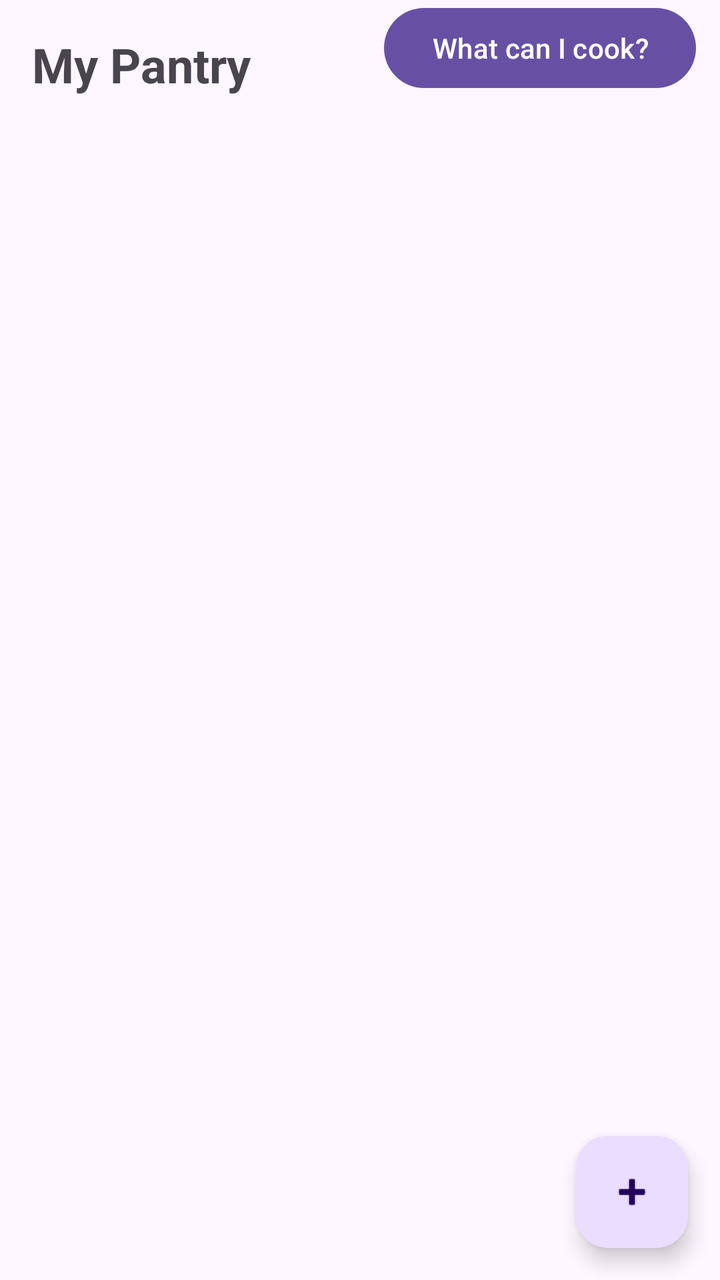
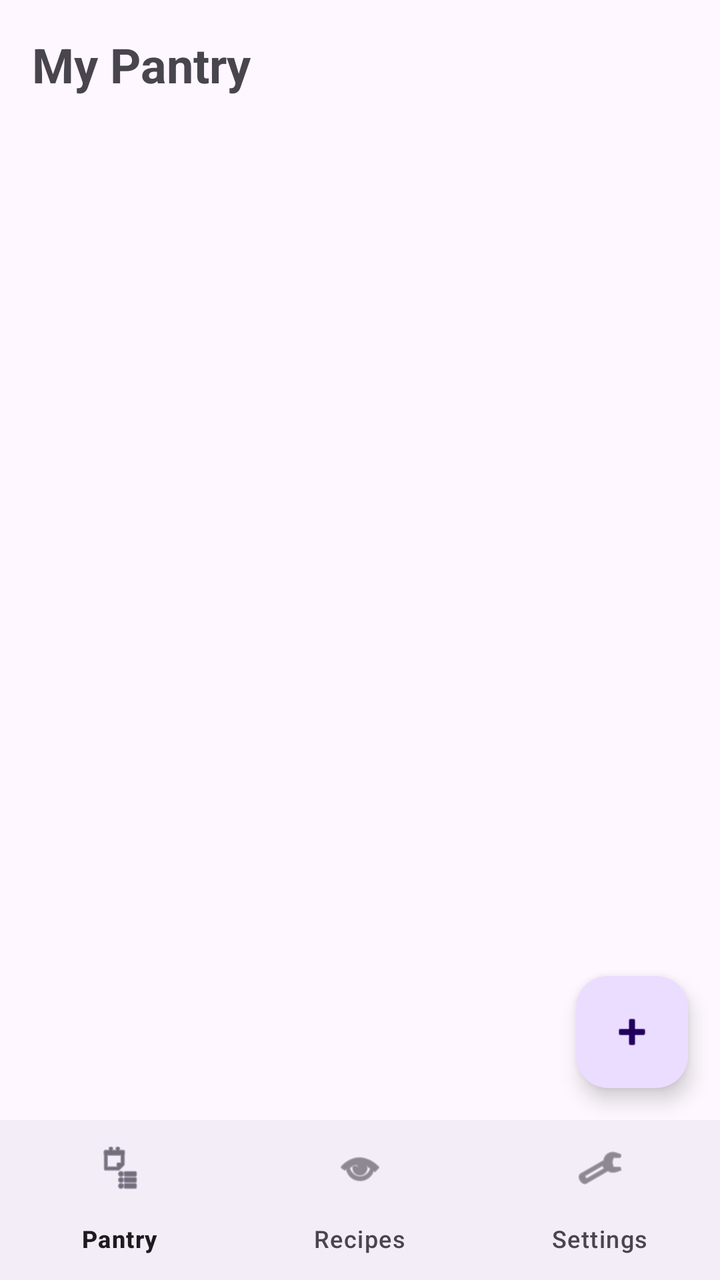

Compare the two renders of this Android layout. The source of the first and the diff that turns it into the second are given below.
<!-- AndroidManifest.xml: application theme Theme.SmartPantryManager -->
<!-- res/layout/activity_pantry_list.xml -->
<?xml version="1.0" encoding="utf-8"?>
<androidx.constraintlayout.widget.ConstraintLayout
    xmlns:android="http://schemas.android.com/apk/res/android"
    xmlns:app="http://schemas.android.com/apk/res-auto"
    android:id="@+id/main"
    android:layout_width="match_parent"
    android:layout_height="match_parent">

    <TextView
        android:id="@+id/tvTitle"
        android:layout_width="wrap_content"
        android:layout_height="wrap_content"
        android:padding="16dp"
        android:text="My Pantry"
        android:textSize="24sp"
        android:textStyle="bold"
        app:layout_constraintStart_toStartOf="parent"
        app:layout_constraintTop_toTopOf="parent" />

    <Button
        android:id="@+id/btnSuggest"
        android:layout_width="wrap_content"
        android:layout_height="wrap_content"
        android:layout_marginEnd="12dp"
        android:text="What can I cook?"
        app:layout_constraintEnd_toEndOf="parent"
        app:layout_constraintTop_toTopOf="parent" />

    <androidx.recyclerview.widget.RecyclerView
        android:id="@+id/recyclerPantry"
        android:layout_width="0dp"
        android:layout_height="0dp"
        android:clipToPadding="false"
        android:paddingBottom="88dp"
        app:layout_constraintBottom_toBottomOf="parent"
        app:layout_constraintEnd_toEndOf="parent"
        app:layout_constraintStart_toStartOf="parent"
        app:layout_constraintTop_toBottomOf="@id/tvTitle" />

    <TextView
        android:id="@+id/tvEmpty"
        android:layout_width="wrap_content"
        android:layout_height="wrap_content"
        android:padding="24dp"
        android:text="Your pantry is empty - tap + to add an ingredient"
        android:textAlignment="center"
        android:visibility="gone"
        app:layout_constraintBottom_toBottomOf="parent"
        app:layout_constraintEnd_toEndOf="parent"
        app:layout_constraintStart_toStartOf="parent"
        app:layout_constraintTop_toTopOf="parent" />

    <com.google.android.material.floatingactionbutton.FloatingActionButton
        android:id="@+id/fabAdd"
        android:layout_width="wrap_content"
        android:layout_height="wrap_content"
        android:layout_margin="16dp"
        android:contentDescription="Add ingredient"
        android:src="@android:drawable/ic_input_add"
        app:layout_constraintBottom_toBottomOf="parent"
        app:layout_constraintEnd_toEndOf="parent" />
</androidx.constraintlayout.widget.ConstraintLayout>
<!-- resources referenced by this layout -->
<resources>
  <style name="Theme.SmartPantryManager" parent="Base.Theme.SmartPantryManager" />
  <style name="Base.Theme.SmartPantryManager" parent="Theme.Material3.DayNight.NoActionBar">
          
          
      </style>
</resources>

<!-- the commit's change to res/layout/activity_pantry_list.xml (unified diff, before → after) -->
@@ -17,38 +17,29 @@
         app:layout_constraintStart_toStartOf="parent"
         app:layout_constraintTop_toTopOf="parent" />
 
-    <Button
-        android:id="@+id/btnSuggest"
-        android:layout_width="wrap_content"
-        android:layout_height="wrap_content"
-        android:layout_marginEnd="12dp"
-        android:text="What can I cook?"
-        app:layout_constraintEnd_toEndOf="parent"
-        app:layout_constraintTop_toTopOf="parent" />
-
     <androidx.recyclerview.widget.RecyclerView
         android:id="@+id/recyclerPantry"
         android:layout_width="0dp"
         android:layout_height="0dp"
         android:clipToPadding="false"
         android:paddingBottom="88dp"
-        app:layout_constraintBottom_toBottomOf="parent"
+        app:layout_constraintBottom_toTopOf="@id/bottomNav"
         app:layout_constraintEnd_toEndOf="parent"
         app:layout_constraintStart_toStartOf="parent"
         app:layout_constraintTop_toBottomOf="@id/tvTitle" />
 
     <TextView
         android:id="@+id/tvEmpty"
-        android:layout_width="wrap_content"
+        android:layout_width="0dp"
         android:layout_height="wrap_content"
         android:padding="24dp"
         android:text="Your pantry is empty - tap + to add an ingredient"
         android:textAlignment="center"
         android:visibility="gone"
-        app:layout_constraintBottom_toBottomOf="parent"
+        app:layout_constraintBottom_toTopOf="@id/bottomNav"
         app:layout_constraintEnd_toEndOf="parent"
         app:layout_constraintStart_toStartOf="parent"
-        app:layout_constraintTop_toTopOf="parent" />
+        app:layout_constraintTop_toBottomOf="@id/tvTitle" />
 
     <com.google.android.material.floatingactionbutton.FloatingActionButton
         android:id="@+id/fabAdd"
@@ -57,6 +48,15 @@
         android:layout_margin="16dp"
         android:contentDescription="Add ingredient"
         android:src="@android:drawable/ic_input_add"
+        app:layout_constraintBottom_toTopOf="@id/bottomNav"
+        app:layout_constraintEnd_toEndOf="parent" />
+
+    <com.google.android.material.bottomnavigation.BottomNavigationView
+        android:id="@+id/bottomNav"
+        android:layout_width="0dp"
+        android:layout_height="wrap_content"
         app:layout_constraintBottom_toBottomOf="parent"
-        app:layout_constraintEnd_toEndOf="parent" />
+        app:layout_constraintEnd_toEndOf="parent"
+        app:layout_constraintStart_toStartOf="parent"
+        app:menu="@menu/bottom_nav_menu" />
 </androidx.constraintlayout.widget.ConstraintLayout>
